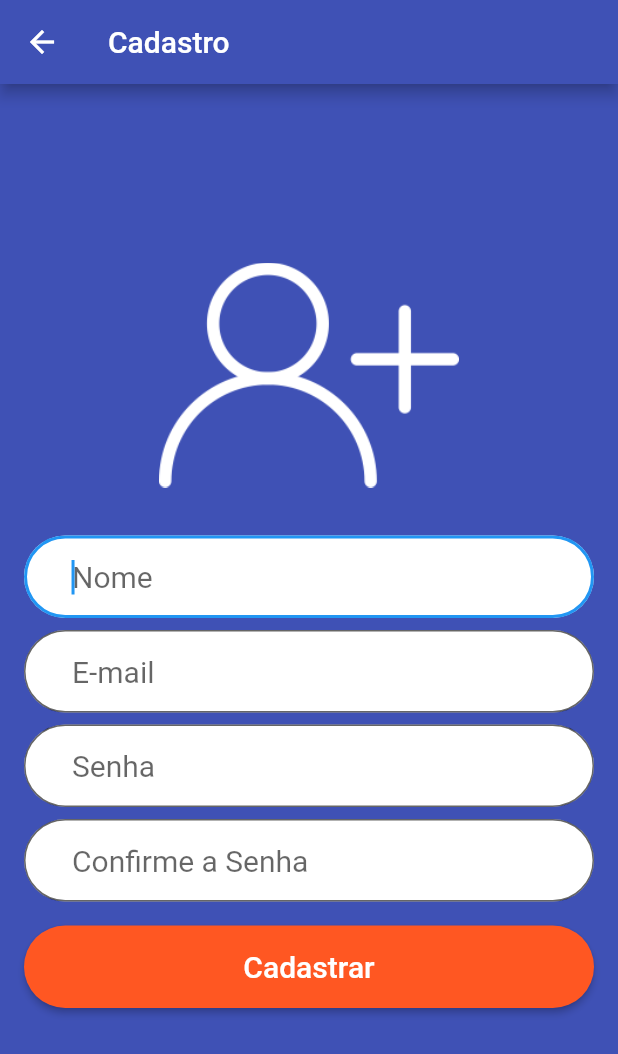
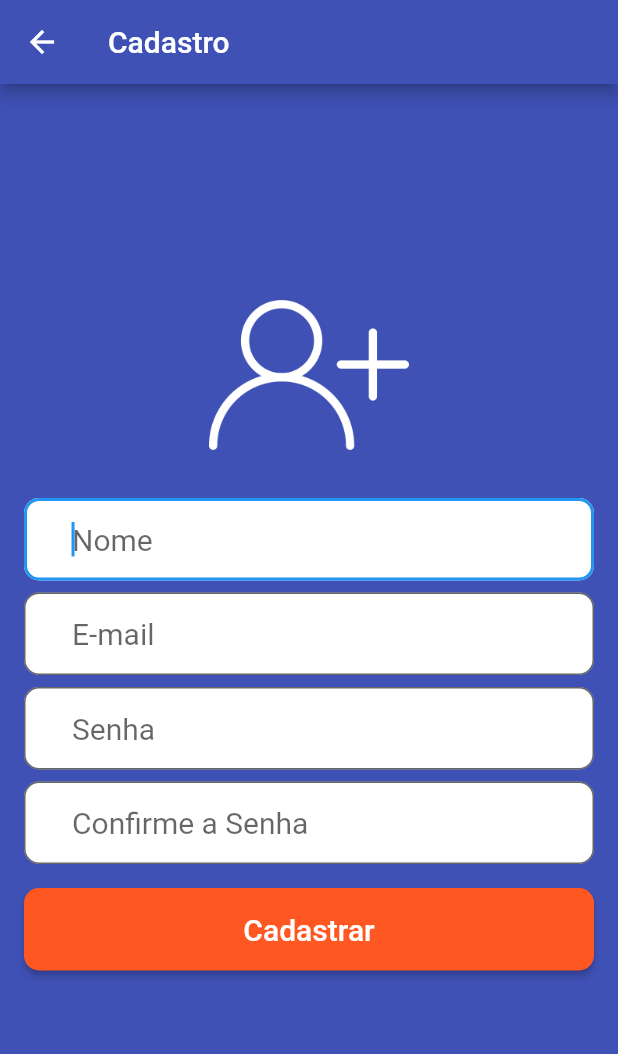
Before and after one commit to Marcos-Vinicius-Sousa/TCC-XChange, a Flutter app: the Cadastro screen opened directly, on a phone screen of 412 x 824 dp. Shown: the top 1054 px of the screen. Run offline on Flutter 3.47's test engine with Material 2 defaults, Android fonts, the phone set to English and light mode, and no system bars; our stand-ins replace brasil_fields, carousel_pro, cloud_firestore, firebase_auth, firebase_core, firebase_storage and 1 more; missing offline and left inert: validadores; accounts and stored records are empty.

Commit message:
padroniza campos de textos

```diff
--- a/x_change/lib/Cadastro.dart
+++ b/x_change/lib/Cadastro.dart
@@ -106,7 +106,7 @@ class _CadastroState extends State<Cadastro> {
                   Padding(
                     padding: EdgeInsets.only(bottom: 32),
                     child: Image.asset(
-                        "imagem/usuario.png", width: 200, height: 150),
+                        "imagem/usuario.png", width: 100, height: 100),
                   ),
                   Padding(
                     padding: EdgeInsets.only(bottom: 8),
@@ -121,7 +121,7 @@ class _CadastroState extends State<Cadastro> {
                           filled: true,
                           fillColor: Colors.white,
                           border: OutlineInputBorder(
-                              borderRadius: BorderRadius.circular(32))),
+                              borderRadius: BorderRadius.circular(10))),
                     ),
                   ),
                   Padding(
@@ -136,7 +136,7 @@ class _CadastroState extends State<Cadastro> {
                           filled: true,
                           fillColor: Colors.white,
                           border: OutlineInputBorder(
-                              borderRadius: BorderRadius.circular(32))),
+                              borderRadius: BorderRadius.circular(10))),
                     ),
                   ),
                   Padding(
@@ -152,7 +152,7 @@ class _CadastroState extends State<Cadastro> {
                           filled: true,
                           fillColor: Colors.white,
                           border: OutlineInputBorder(
-                              borderRadius: BorderRadius.circular(32))),
+                              borderRadius: BorderRadius.circular(10))),
                     ),
                   ),
                   TextField(
@@ -166,7 +166,7 @@ class _CadastroState extends State<Cadastro> {
                         filled: true,
                         fillColor: Colors.white,
                         border: OutlineInputBorder(
-                            borderRadius: BorderRadius.circular(32))),
+                            borderRadius: BorderRadius.circular(10))),
                   ),
                   Padding(
                     padding: EdgeInsets.only(top: 16, bottom: 10),
@@ -178,7 +178,7 @@ class _CadastroState extends State<Cadastro> {
                       color: Colors.deepOrange,
                       padding: EdgeInsets.fromLTRB(32, 16, 32, 16),
                       shape: RoundedRectangleBorder(
-                          borderRadius: BorderRadius.circular(32)),
+                          borderRadius: BorderRadius.circular(10)),
                       onPressed: () {
                         _validarCampos();
                       },
```
